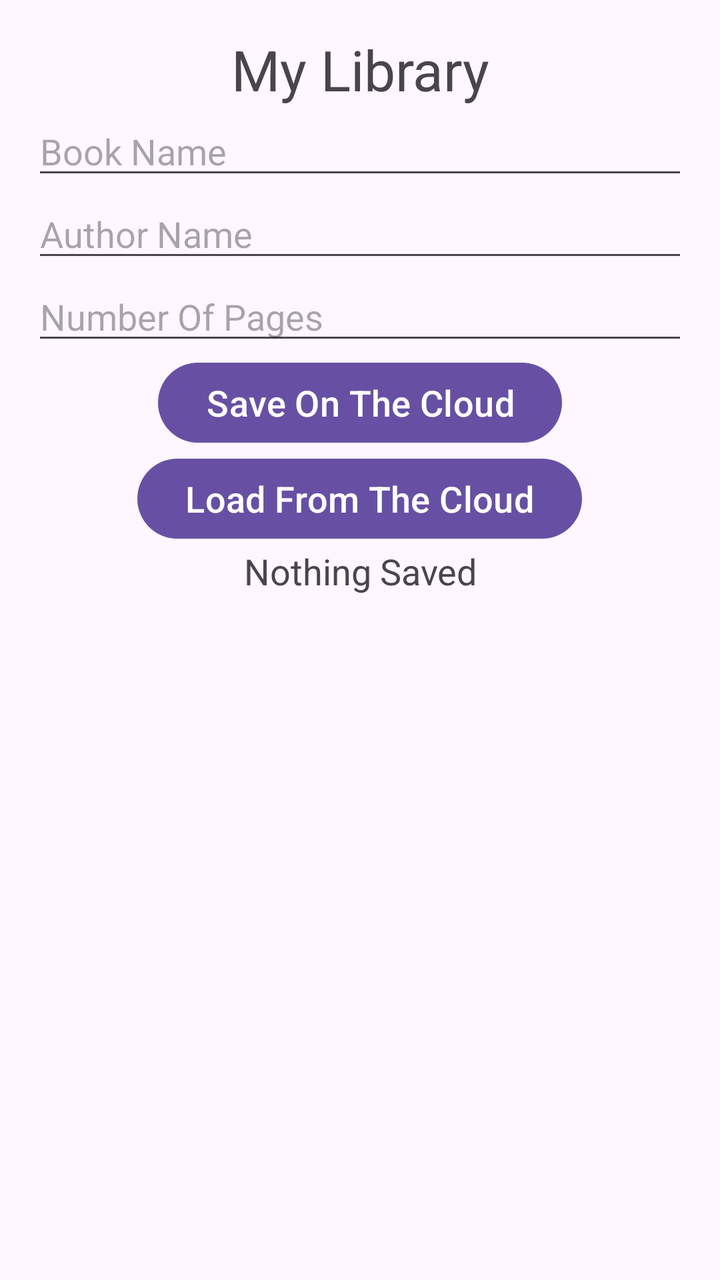
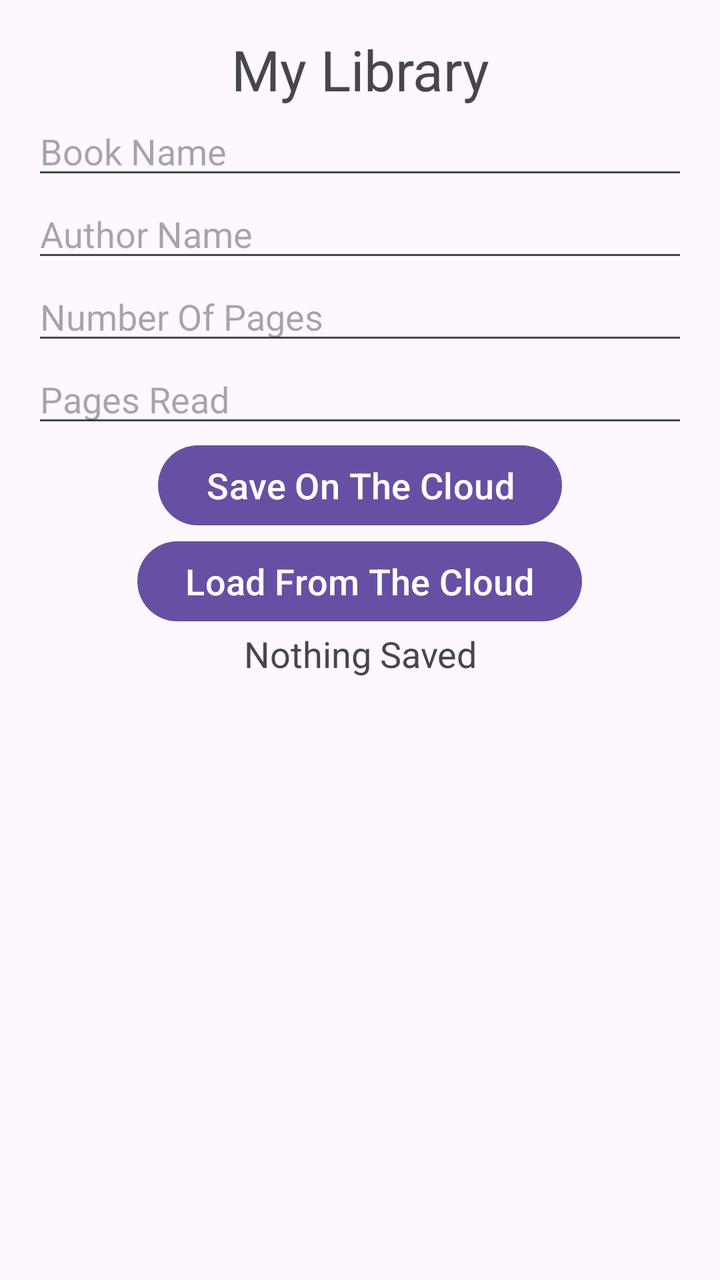

Compare the two renders of this Android layout. The source of the first and the diff that turns it into the second are given below.
<!-- AndroidManifest.xml: application theme Theme.MyLibrary -->
<!-- res/layout/activity_main.xml -->
<?xml version="1.0" encoding="utf-8"?>
<LinearLayout xmlns:android="http://schemas.android.com/apk/res/android"
    xmlns:tools="http://schemas.android.com/tools"
    android:id="@+id/main"
    android:layout_width="match_parent"
    android:layout_height="match_parent"
    android:orientation="vertical"
    android:padding="16dp">

    

    <TextView
        android:id="@+id/tvTitle"
        android:layout_width="match_parent"
        android:layout_height="wrap_content"
        android:text="My Library"
        android:gravity="center_horizontal"
        android:textSize="28sp"/>

    <EditText
        android:id="@+id/etBook"
        android:layout_width="match_parent"
        android:layout_height="wrap_content"
        android:hint="Book Name"
        android:inputType="text"/>
    <EditText
        android:id="@+id/etAuthor"
        android:layout_width="match_parent"
        android:layout_height="wrap_content"
        android:hint="Author Name"
        android:inputType="text"/>
    <EditText
        android:id="@+id/etPages"
        android:layout_width="match_parent"
        android:layout_height="wrap_content"
        android:hint="Number Of Pages"
        android:inputType="number"
        android:maxLength="4"   />

    <Button
        android:id="@+id/btnSave"
        android:layout_width="wrap_content"
        android:layout_height="wrap_content"
        android:text="Save On The Cloud"
        android:textSize="18sp"
        android:layout_gravity="center_horizontal"/>
    <Button
        android:id="@+id/btnLoad"
        android:layout_width="wrap_content"
        android:layout_height="wrap_content"
        android:text="Load From The Cloud"
        android:textSize="18sp"
        android:layout_gravity="center_horizontal"/>

    <TextView
        android:id="@+id/tvStatus"
        android:layout_width="match_parent"
        android:layout_height="wrap_content"
        android:text="Nothing Saved"
        android:gravity="center_horizontal"
        android:textSize="18sp"/>
</LinearLayout>
<!-- resources referenced by this layout -->
<resources>
  <style name="Theme.MyLibrary" parent="Base.Theme.MyLibrary" />
  <style name="Base.Theme.MyLibrary" parent="Theme.Material3.DayNight.NoActionBar">
          
          
      </style>
</resources>

<!-- the commit's change to res/layout/activity_main.xml (unified diff, before → after) -->
@@ -35,7 +35,14 @@
         android:layout_height="wrap_content"
         android:hint="Number Of Pages"
         android:inputType="number"
-        android:maxLength="4"   />
+        android:maxLength="4"/>
+    <EditText
+        android:id="@+id/etRead"
+        android:layout_width="match_parent"
+        android:layout_height="wrap_content"
+        android:hint="Pages Read"
+        android:inputType="number"
+        android:maxLength="4"/>
 
     <Button
         android:id="@+id/btnSave"
